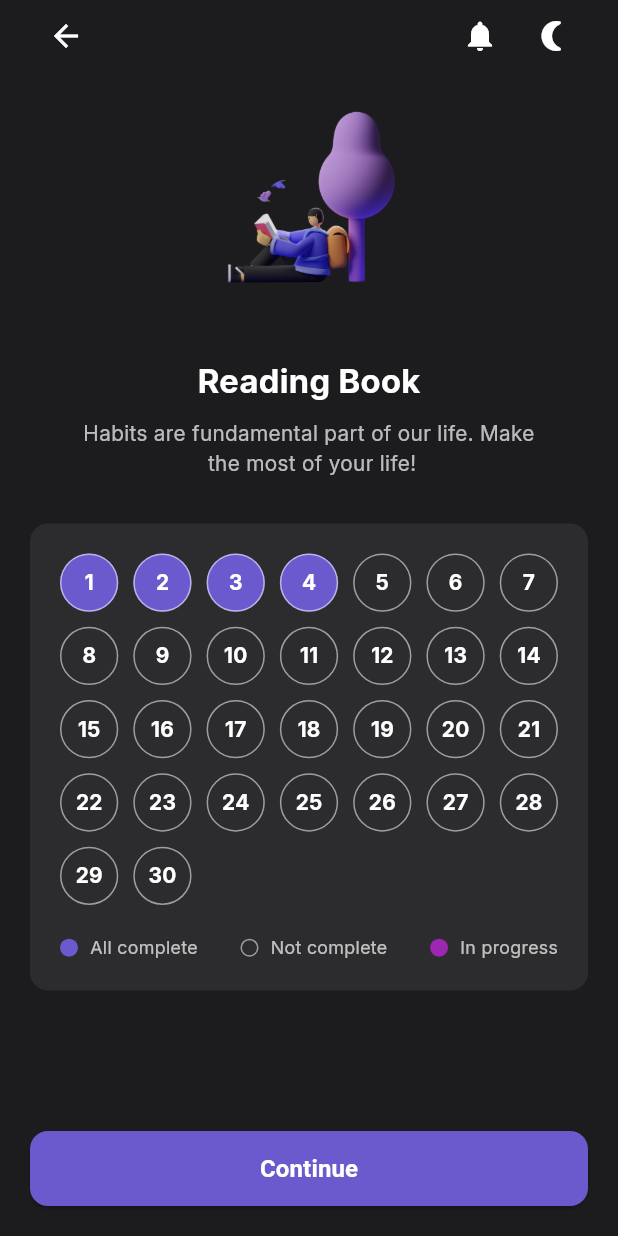
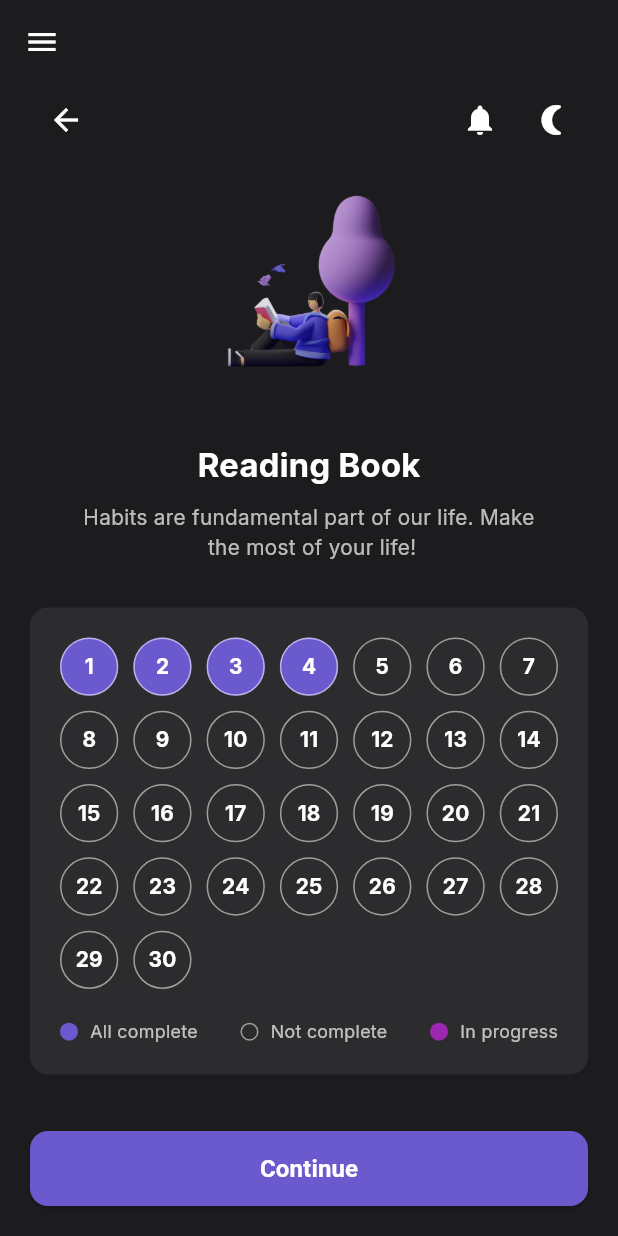
Before and after one commit to mk-muzzammil/chellenge_habit_App_Flutter, a Flutter app: the HabitTrackerScreen screen opened directly, after a tap on the "arrow back" icon, on a phone screen of 412 x 824 dp. Run offline on Flutter 3.47's test engine with Material 3 defaults, Android fonts, the phone set to English and light mode, and no system bars; our stand-ins replace firebase_auth, firebase_core, flutter_svg; accounts and stored records are empty.

Commit message:
Adding side bar on all screens

```diff
--- a/lib/main.dart
+++ b/lib/main.dart
@@ -34,6 +34,7 @@ class MyApp extends StatelessWidget {
       initialRoute: '/splash',
       routes: {
         '/splash': (context) => SplashScreen(),
+        '/home': (context) => HomePage(title: "Home Page"),
         '/start': (context) => HabitTrackerStarterScreen(),
         '/auth': (context) => AuthenticationPage(),
         '/signUp': (context) => SignUpScreen(),
--- a/lib/pages/TrackerPage.dart
+++ b/lib/pages/TrackerPage.dart
@@ -1,3 +1,5 @@
+import 'package:chellenge_habit_app/pages/sideBar.dart';
+import 'package:chellenge_habit_app/theme/colors.dart';
 import 'package:flutter/material.dart';
 
 class HabitTrackerScreen extends StatelessWidget {
@@ -7,6 +9,19 @@ class HabitTrackerScreen extends StatelessWidget {
   Widget build(BuildContext context) {
     return Scaffold(
       backgroundColor: const Color(0xFF1C1C1E),
+      appBar: AppBar(
+        backgroundColor: Colors.transparent,
+        elevation: 0,
+        leading: Builder(
+          builder: (context) => IconButton(
+            icon: const Icon(Icons.menu, color: AppColors.textPrimary),
+            onPressed: () {
+              Scaffold.of(context).openDrawer();
+            },
+          ),
+        ),
+      ),
+      drawer: CustomSidebar(userName: "Thao Lee"),
       body: SafeArea(
         child: Padding(
           padding: const EdgeInsets.symmetric(horizontal: 20.0),
--- /dev/null
+++ b/lib/pages/sideBar.dart
@@ -0,0 +1,87 @@
+import 'package:flutter/material.dart';
+
+class CustomSidebar extends StatelessWidget {
+  final String userName;
+
+  const CustomSidebar({Key? key, required this.userName}) : super(key: key);
+
+  @override
+  Widget build(BuildContext context) {
+    return Drawer(
+      child: Container(
+        color: Colors.black87,
+        child: Column(
+          crossAxisAlignment: CrossAxisAlignment.start,
+          children: [
+            UserAccountsDrawerHeader(
+              decoration: BoxDecoration(color: Colors.transparent),
+              currentAccountPicture: CircleAvatar(
+                backgroundColor: Colors.blue,
+                child: Icon(Icons.person, size: 40, color: Colors.white),
+              ),
+              accountName: Text(userName, style: TextStyle(color: Colors.white)),
+              accountEmail: null,
+            ),
+            ListTile(
+              leading: Icon(Icons.home, color: Colors.white),
+              title: Text("Home", style: TextStyle(color: Colors.white)),
+              onTap: () {
+                Navigator.pushNamed(context, '/home');
+              },
+            ),
+            ListTile(
+              leading: Icon(Icons.star, color: Colors.white),
+              title: Text("Premium", style: TextStyle(color: Colors.white)),
+              onTap: () {
+                Navigator.pushNamed(context, '/premiumPackages');
+              },
+            ),
+            ListTile(
+              leading: Icon(Icons.flag, color: Colors.white),
+              title: Text("Challenge", style: TextStyle(color: Colors.white)),
+              onTap: () {
+                Navigator.pushNamed(context, '/premiumPackages');
+              },
+            ),
+            ListTile(
+              leading: Icon(Icons.notifications, color: Colors.white),
+              title: Text("Notifications", style: TextStyle(color: Colors.white)),
+              onTap: () {
+                Navigator.pushNamed(context, '/notifications');
+              },
+            ),
+            ListTile(
+              leading: Icon(Icons.visibility_off, color: Colors.white),
+              title: Text("Hide Challenges", style: TextStyle(color: Colors.white)),
+              onTap: () {
+                Navigator.pushNamed(context, '/notifications');
+              },
+            ),
+            ListTile(
+              leading: Icon(Icons.settings, color: Colors.white),
+              title: Text("Settings", style: TextStyle(color: Colors.white)),
+              onTap: () {
+                Navigator.pushNamed(context, '/settings');
+              },
+            ),
+            ListTile(
+              leading: Icon(Icons.person, color: Colors.white),
+              title: Text("Profile", style: TextStyle(color: Colors.white)),
+              onTap: () {
+                Navigator.pushNamed(context, '/profile');
+              },
+            ),
+            Spacer(),
+            ListTile(
+              leading: Icon(Icons.logout, color: Colors.red),
+              title: Text("Log out", style: TextStyle(color: Colors.red)),
+              onTap: () {
+                Navigator.pushNamed(context, '/login');
+              },
+            ),
+          ],
+        ),
+      ),
+    );
+  }
+}
```
Also changed, not shown: lib/pages/HomePage.dart (+14 -2 lines), lib/pages/NotificationPage.dart (+15 -0 lines), lib/pages/ProfileSetup.dart (+9 -3 lines), lib/pages/TodayTaskPage.dart (+15 -0 lines), lib/pages/inAppPurchase.dart (+28 -14 lines), lib/pages/profilePage.dart (+10 -5 lines), lib/pages/settingsPage.dart (+10 -3 lines).
